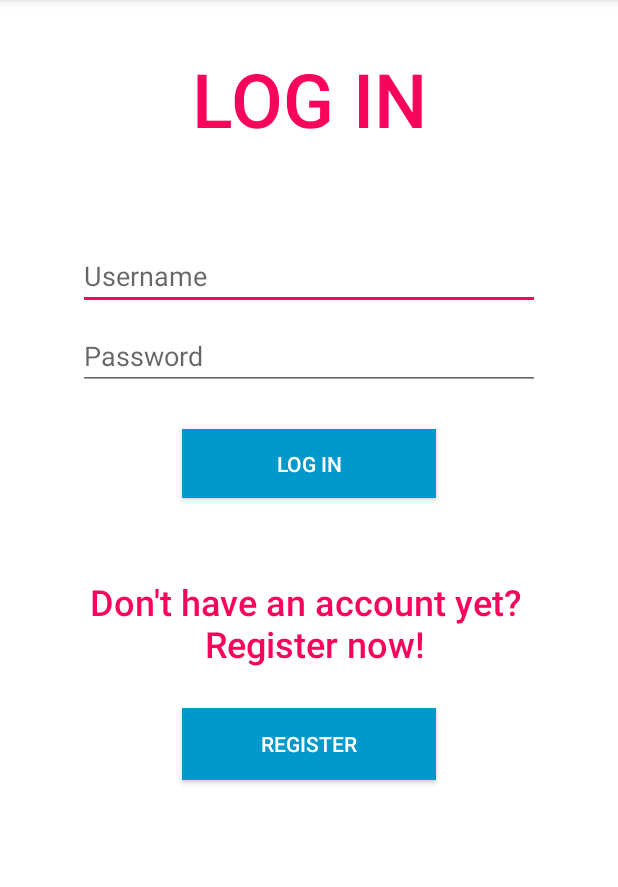
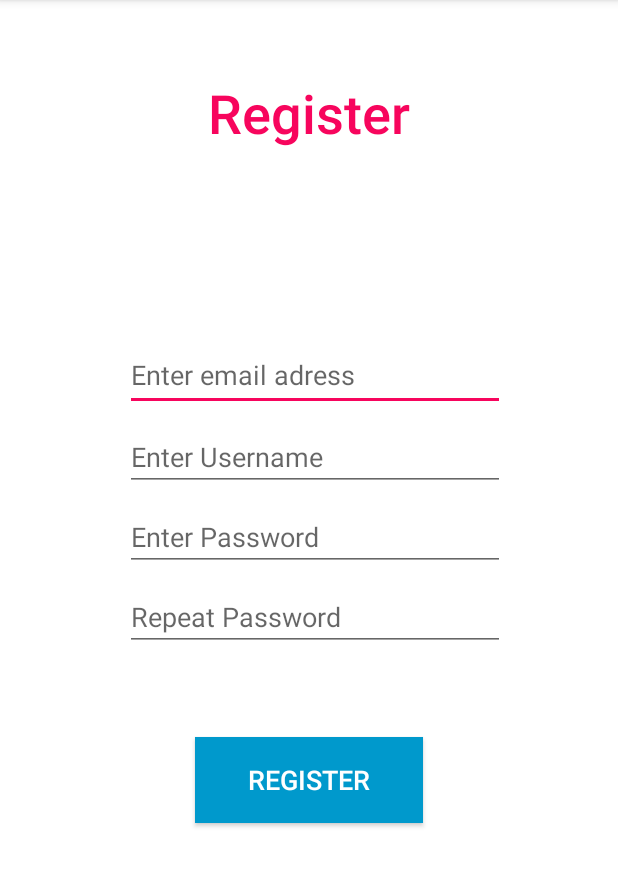
Before and after one commit to panda-assassin/Esstelingthegathering, an Android app: the screen it shows after launch (MainActivity), on a phone screen of 412 x 824 dp, the part 84-971 px from its top. Run offline under Robolectric (Android 15) with nearby library versions, the light colour scheme and no system bars.

Commit message:
Added RegisterView

```diff
--- a/androidCode/app/src/main/java/com/example/esstelingthegathering/LoginActivity.java
+++ b/androidCode/app/src/main/java/com/example/esstelingthegathering/LoginActivity.java
@@ -1,4 +1,7 @@
 package com.example.esstelingthegathering;
 
-public class LoginActivity {
+import android.support.v7.app.AppCompatActivity;
+
+public class LoginActivity extends AppCompatActivity {
+
 }
--- a/androidCode/app/src/main/java/com/example/esstelingthegathering/MainActivity.java
+++ b/androidCode/app/src/main/java/com/example/esstelingthegathering/MainActivity.java
@@ -8,6 +8,6 @@ public class MainActivity extends AppCompatActivity {
     @Override
     protected void onCreate(Bundle savedInstanceState) {
         super.onCreate(savedInstanceState);
-        setContentView(R.layout.activity_login);
+        setContentView(R.layout.activity_register);
     }
 }
--- /dev/null
+++ b/androidCode/app/src/main/res/layout/activity_register.xml
@@ -0,0 +1,111 @@
+<?xml version="1.0" encoding="utf-8"?>
+<android.support.constraint.ConstraintLayout xmlns:android="http://schemas.android.com/apk/res/android"
+    xmlns:app="http://schemas.android.com/apk/res-auto"
+    xmlns:tools="http://schemas.android.com/tools"
+    android:layout_width="match_parent"
+    android:layout_height="match_parent"
+    android:background="@android:color/background_light">
+
+    <TextView
+        android:id="@+id/RegisterTitle"
+        android:layout_width="wrap_content"
+        android:layout_height="wrap_content"
+        android:layout_marginStart="8dp"
+        android:layout_marginTop="8dp"
+        android:layout_marginEnd="8dp"
+        android:fontFamily="sans-serif-medium"
+        android:text="Register"
+        android:textAlignment="center"
+        android:textColor="@color/colorAccent"
+        android:textSize="36sp"
+        app:layout_constraintBottom_toBottomOf="parent"
+        app:layout_constraintEnd_toEndOf="parent"
+        app:layout_constraintStart_toStartOf="parent"
+        app:layout_constraintTop_toTopOf="parent"
+        app:layout_constraintVertical_bias="0.060000002" />
+
+    <android.support.constraint.Guideline
+        android:id="@+id/guideline3"
+        android:layout_width="wrap_content"
+        android:layout_height="wrap_content"
+        android:orientation="vertical"
+        app:layout_constraintGuide_percent="0.5" />
+
+    <android.support.constraint.Guideline
+        android:id="@+id/guideline4"
+        android:layout_width="wrap_content"
+        android:layout_height="wrap_content"
+        android:orientation="horizontal"
+        app:layout_constraintGuide_percent="0.5" />
+
+    <EditText
+        android:id="@+id/registerEmail"
+        android:layout_width="253dp"
+        android:layout_height="47dp"
+        android:layout_marginStart="8dp"
+        android:layout_marginTop="8dp"
+        android:layout_marginBottom="8dp"
+        android:ems="10"
+        android:hint="Enter email adress"
+        android:inputType="textEmailAddress"
+        app:layout_constraintBottom_toBottomOf="parent"
+        app:layout_constraintEnd_toEndOf="parent"
+        app:layout_constraintStart_toStartOf="parent"
+        app:layout_constraintTop_toTopOf="parent"
+        app:layout_constraintVertical_bias="0.31" />
+
+    <EditText
+        android:id="@+id/registerUsername"
+        android:layout_width="0dp"
+        android:layout_height="wrap_content"
+        android:layout_marginTop="8dp"
+        android:ems="10"
+        android:hint="Enter Username"
+        android:inputType="textPersonName"
+        app:layout_constraintEnd_toEndOf="@+id/registerEmail"
+        app:layout_constraintStart_toStartOf="@+id/registerEmail"
+        app:layout_constraintTop_toBottomOf="@+id/registerEmail" />
+
+    <EditText
+        android:id="@+id/registerPassword"
+        android:layout_width="0dp"
+        android:layout_height="wrap_content"
+        android:layout_marginTop="8dp"
+        android:ems="10"
+        android:hint="Enter Password"
+        android:inputType="textPassword"
+        app:layout_constraintEnd_toEndOf="@+id/registerUsername"
+        app:layout_constraintStart_toStartOf="@+id/registerUsername"
+        app:layout_constraintTop_toBottomOf="@+id/registerUsername" />
+
+    <EditText
+        android:id="@+id/repeatRegisteredPassword"
+        android:layout_width="0dp"
+        android:layout_height="wrap_content"
+        android:layout_marginTop="8dp"
+        android:ems="10"
+        android:hint="Repeat Password"
+        android:inputType="textPassword"
+        app:layout_constraintEnd_toEndOf="@+id/registerPassword"
+        app:layout_constraintStart_toStartOf="@+id/registerPassword"
+        app:layout_constraintTop_toBottomOf="@+id/registerPassword" />
+
+    <Button
+        android:id="@+id/RegisterButton"
+        android:layout_width="152dp"
+        android:layout_height="57dp"
+        android:layout_marginStart="8dp"
+        android:layout_marginTop="8dp"
+        android:layout_marginEnd="8dp"
+        android:layout_marginBottom="8dp"
+        android:background="@android:color/holo_blue_dark"
+        android:fontFamily="sans-serif-medium"
+        android:text="Register"
+        android:textColor="@android:color/background_light"
+        android:textSize="18sp"
+        app:layout_constraintBottom_toBottomOf="parent"
+        app:layout_constraintEnd_toEndOf="parent"
+        app:layout_constraintStart_toStartOf="parent"
+        app:layout_constraintTop_toBottomOf="@+id/repeatRegisteredPassword"
+        app:layout_constraintVertical_bias="0.19" />
+</android.support.constraint.ConstraintLayout>
```
